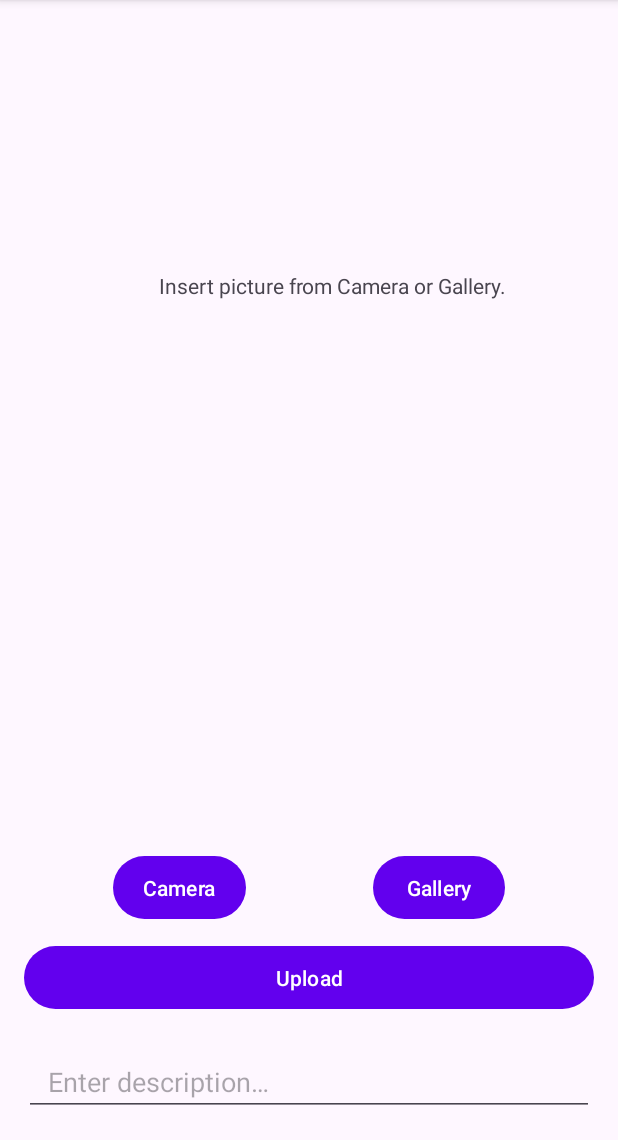
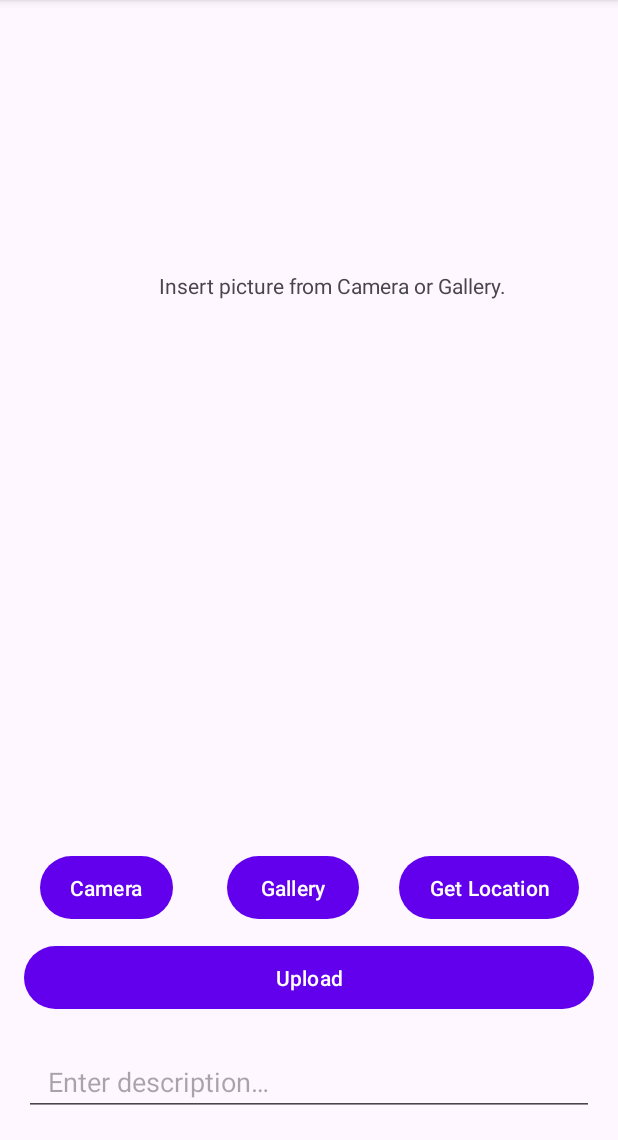
Before and after one commit to laetuz/Story-App, an Android app: the AddStoryFragment screen opened through its navigation route, on a phone screen of 412 x 824 dp, the part 96-1236 px from its top. Run offline under Robolectric (Android 15) with nearby library versions, the light colour scheme and no system bars; pictures from the network do not load; 1 statement that could not run was skipped.

```diff
--- a/app/src/main/java/com/neotica/storyapp/ui/LoginFragment.kt
+++ b/app/src/main/java/com/neotica/storyapp/ui/LoginFragment.kt
@@ -40,7 +40,7 @@ class LoginFragment : Fragment() {
     }
 
     private fun isValidPassword(str: String): Boolean {
-        return str.length >= 6
+        return str.length >= 8
     }
 
     override fun onCreateView(
--- a/app/src/main/java/com/neotica/storyapp/ui/RegisterFragment.kt
+++ b/app/src/main/java/com/neotica/storyapp/ui/RegisterFragment.kt
@@ -114,7 +114,7 @@ class RegisterFragment : Fragment() {
     }
 
     private fun isValidPassword(str: String): Boolean {
-        return str.length >= 6
+        return str.length >= 8
     }
 
     private fun showButton() {
--- a/app/src/main/java/com/neotica/storyapp/util/Constant.kt
+++ b/app/src/main/java/com/neotica/storyapp/util/Constant.kt
@@ -5,4 +5,6 @@ import android.Manifest
 object Constant {
     val REQUIRED_PERMISSIONS = arrayOf(Manifest.permission.CAMERA)
     const val REQUEST_CODE_PERMISSIONS = 10
+    val LOCATION_PERMISSIONS = arrayOf(Manifest.permission.ACCESS_FINE_LOCATION)
+    const val ACCESS_PERMISSION_DEFAULT = 101
 }
--- a/app/src/main/res/layout/fragment_add_story.xml
+++ b/app/src/main/res/layout/fragment_add_story.xml
@@ -64,9 +64,21 @@
         android:paddingHorizontal="20dp"
         android:text="@string/btn_gallery"
         app:layout_constraintBottom_toTopOf="@id/btn_upload"
+        app:layout_constraintEnd_toStartOf="@+id/btn_location"
+        app:layout_constraintHorizontal_bias="0.5"
+        app:layout_constraintStart_toEndOf="@+id/btn_camera" />
+
+    <Button
+        android:id="@+id/btn_location"
+        android:layout_width="wrap_content"
+        android:layout_height="50dp"
+        android:layout_marginBottom="10dp"
+        android:paddingHorizontal="20dp"
+        android:text="@string/btn_location"
+        app:layout_constraintBottom_toTopOf="@id/btn_upload"
         app:layout_constraintEnd_toEndOf="parent"
         app:layout_constraintHorizontal_bias="0.5"
-        app:layout_constraintStart_toEndOf="@+id/btn_camera" />
+        app:layout_constraintStart_toEndOf="@+id/btn_gallery" />
 
     <Button
         android:id="@+id/btn_upload"
--- a/app/src/main/res/values/strings.xml
+++ b/app/src/main/res/values/strings.xml
@@ -20,6 +20,7 @@
     <string name="btn_upload">Upload</string>
     <string name="btn_gallery">Gallery</string>
     <string name="btn_camera">Camera</string>
+    <string name="btn_location">Get Location</string>
     <string name="et_desc">Enter description…</string>
     <string name="cd_picture">Picture preview.</string>
     <string name="tv_insert">Insert picture from Camera or Gallery.</string>
```
Also changed, not shown: app/src/main/AndroidManifest.xml (+14 -6 lines), app/src/main/java/com/neotica/storyapp/ui/AddStoryFragment.kt (+4 -3 lines), app/src/main/java/com/neotica/storyapp/util/Utils.kt (+35 -6 lines), app/src/main/java/com/neotica/storyapp/models/ApiResult.kt (line endings or trailing spaces).
